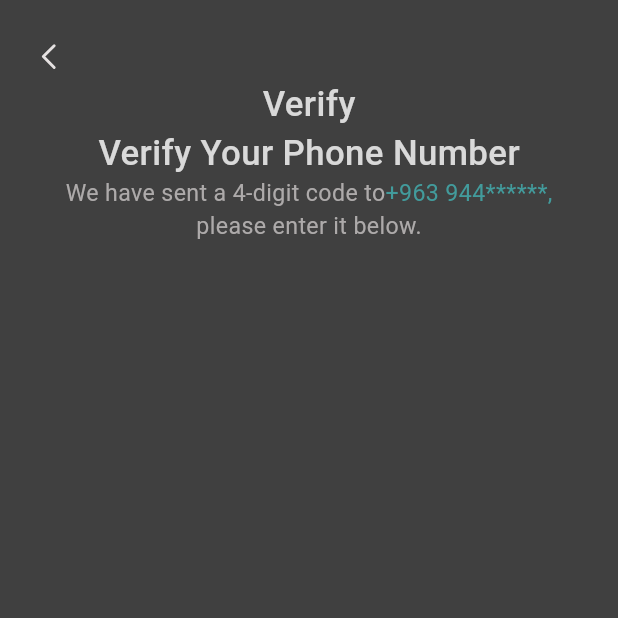
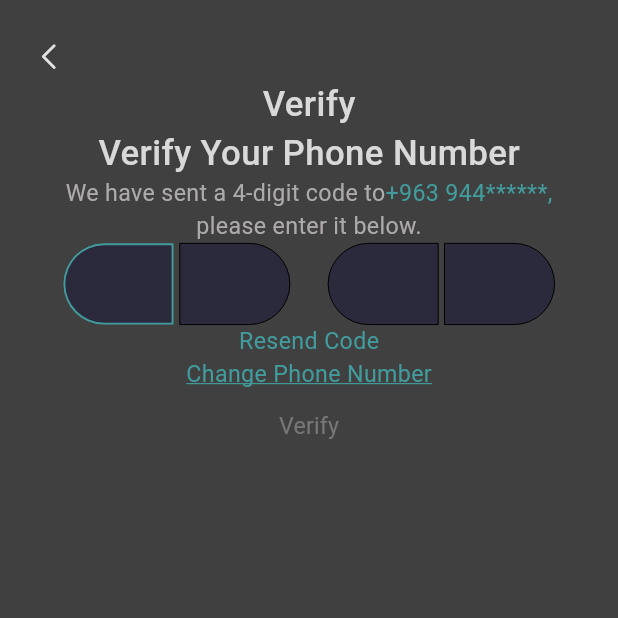
Before and after one commit to Ghaliahorani/zenpillApp, a Flutter app: the screen it shows after launch, on a phone screen of 412 x 824 dp, the top half of it. Run offline on Flutter 3.47's test engine with Material 3 defaults, Android fonts, the phone set to English and light mode, and no system bars; our stand-ins replace flutter_bloc, flutter_screenutil, flutter_svg.

Commit message:
verify done

```diff
--- a/lib/core/constants/app_strings.dart
+++ b/lib/core/constants/app_strings.dart
@@ -7,4 +7,6 @@ class AppStrings {
   static const String verifyYourPhoneNumber = 'Verify Your Phone Number';
   static const String weHaveSentCodeTo = 'We have sent a 4-digit code to';
   static const String pleaseEnterItBelow = 'please enter it below.';
+  static const String resendCode = 'Resend Code';
+  static const String changePhoneNumber = 'Change Phone Number';
 }
--- /dev/null
+++ b/lib/core/generic_widgets/login_signup_widgets/custom_inkwell.dart
@@ -0,0 +1,32 @@
+import 'package:flutter/material.dart';
+import 'package:zenpill_app/core/theme/app_colors.dart';
+import 'package:zenpill_app/core/theme/app_text_style.dart';
+
+class CustomInkwell extends StatelessWidget {
+  CustomInkwell({
+    required this.text,
+    required this.onTap,
+    this.isUnderLined = false,
+  });
+
+  final String text;
+  final Function onTap;
+  var isUnderLined;
+
+  @override
+  Widget build(BuildContext context) {
+    return InkWell(
+      onTap: () {
+        onTap();
+      },
+      child: Text(
+        text,
+        style: AppTextStyle.f16W400Primary.copyWith(
+          decoration:
+              isUnderLined ? TextDecoration.underline : TextDecoration.none,
+          decorationColor: isUnderLined ? AppColors.primaryColor : null,
+        ),
+      ),
+    );
+  }
+}
--- a/lib/core/generic_widgets/main_button.dart
+++ b/lib/core/generic_widgets/main_button.dart
@@ -7,21 +7,21 @@ class MainButton extends StatelessWidget {
   final Color fillColor;
   final String textButton;
   final TextStyle textStyleButton;
-  final Function onPressed;
+  final VoidCallback? onPressed;
+  final isEnabled;
 
-  MainButton({
-    this.fillColor = AppColors.primaryColor,
-    required this.textButton,
-    required this.textStyleButton,
-    required this.onPressed,
-  });
+  MainButton(
+      {this.fillColor = AppColors.primaryColor,
+      required this.textButton,
+      required this.textStyleButton,
+      required this.onPressed,
+      this.isEnabled = false});
 
   @override
   Widget build(BuildContext context) {
     return MaterialButton(
-      onPressed: () {
-        onPressed();
-      },
+      onPressed: isEnabled ? onPressed : null,
+      // تعطيل الزر إذا لم يكن مفعلاً
       color: fillColor,
       height: 48.h,
       minWidth: 328.w,
@@ -31,7 +31,12 @@ class MainButton extends StatelessWidget {
       elevation: 0,
       child: Text(
         textButton,
-        style: textStyleButton,
+        style: textStyleButton.copyWith(
+          color: isEnabled
+              ? textStyleButton.color
+              : textStyleButton.color
+                  ?.withOpacity(0.5), // تخفيف لون النص إذا كان معطلاً
+        ),
       ),
     );
   }
--- a/lib/core/theme/app_colors.dart
+++ b/lib/core/theme/app_colors.dart
@@ -1,9 +1,11 @@
 import 'package:flutter/material.dart';
-class AppColors{
+
+class AppColors {
   static const Color primaryColor = Color(0xFF429B9C);
   static const Color secondaryColor = Color(0xFF151515);
-  static const Color backgroundColor= Color(0xFF404040);
+  static const Color backgroundColor = Color(0xFF404040);
   static const Color cardBackgroundColor = Color(0xFFD9D9D9);
   static const Color funElementColor = Color(0xFFF9F9F9);
-  static const Color fontColor16=Color(0xFFADAAAA);
+  static const Color fontColor16 = Color(0xFFADAAAA);
+  static const Color cardBackground = Color(0xFF2A2A3C);
 }
--- a/lib/core/theme/app_text_style.dart
+++ b/lib/core/theme/app_text_style.dart
@@ -7,6 +7,10 @@ class AppTextStyle {
       fontWeight: FontWeight.w400,
       fontSize: 16.sp,
       color: AppColors.fontColor16);
+  static TextStyle f16W400Primary = TextStyle(
+      fontWeight: FontWeight.w400,
+      fontSize: 16.sp,
+      color: AppColors.primaryColor);
 
   static const TextStyle f24W700White = TextStyle(
       fontWeight: FontWeight.w700,
--- a/lib/features/login_signup/generic_widgets/half_capsule.dart
+++ b/lib/features/login_signup/generic_widgets/half_capsule.dart
@@ -0,0 +1,59 @@
+import 'package:flutter/material.dart';
+import 'package:flutter_screenutil/flutter_screenutil.dart';
+import 'package:zenpill_app/core/theme/app_colors.dart';
+import 'package:zenpill_app/core/theme/app_text_style.dart';
+
+class HalfCapsule extends StatelessWidget {
+  final bool isActive;
+  final bool isLeft;
+  final FocusNode focusNode;
+  final Function(String) onChanged;
+  final TextEditingController numOfCodde;
+
+  const HalfCapsule(
+      {Key? key,
+      required this.isActive,
+      this.isLeft = true,
+      required this.focusNode,
+      required this.onChanged,
+      required this.numOfCodde})
+      : super(key: key);
+
+  @override
+  Widget build(BuildContext context) {
+    return Container(
+      width: 70.w,
+      height: 56.h,
+      // margin:
+      //     isLeft ? EdgeInsets.only(left: 25.w) : EdgeInsets.only(right: 25.w),
+      // const EdgeInsets.symmetric(horizontal: 8)
+      decoration: BoxDecoration(
+        color: AppColors.cardBackground,
+        borderRadius: BorderRadius.only(
+          topLeft: Radius.circular(isLeft ? 30.r : 0),
+          bottomLeft: Radius.circular(isLeft ? 30.r : 0),
+          topRight: Radius.circular(isLeft ? 0 : 30.r),
+          bottomRight: Radius.circular(isLeft ? 0 : 30.r),
+        ),
+        border: isActive
+            ? Border.all(color: AppColors.primaryColor, width: 1.3.r)
+            : Border.all(width: 0),
+      ),
+      child: Center(
+        child: TextFormField(
+          controller: numOfCodde,
+          focusNode: focusNode,
+          maxLength: 1,
+          textAlign: TextAlign.center,
+          style: AppTextStyle.f24W500White,
+          decoration: const InputDecoration(
+            border: InputBorder.none,
+            counterText: "", // إخفاء عداد الحروف
+          ),
+          keyboardType: TextInputType.number,
+          onChanged: onChanged,
+        ),
+      ),
+    );
+  }
+}
--- /dev/null
+++ b/lib/features/login_signup/verify/cubit/capsule_cubit.dart
@@ -0,0 +1,26 @@
+import 'package:flutter/widgets.dart';
+import 'package:flutter_bloc/flutter_bloc.dart';
+import 'capsule_state.dart';
+
+class CapsuleCubit extends Cubit<CapsuleState> {
+  final List<TextEditingController> controllers =
+      List.generate(4, (_) => TextEditingController());
+  final List<FocusNode> focusNodes = List.generate(4, (_) => FocusNode());
+
+  CapsuleCubit() : super(CapsuleState(activeIndex: 0));
+
+  // تفعيل الكبسولة التالية
+  void activateNext(int currentIndex) {
+    if (currentIndex < controllers.length - 1) {
+      focusNodes[currentIndex + 1].requestFocus();
+    }
+    emit(CapsuleState(activeIndex: currentIndex + 1));
+  }
+
+  // التحقق إذا كانت كل الحقول ممتلئة
+  void checkFieldsFilled() {
+    final allFilled =
+        controllers.every((controller) => controller.text.isNotEmpty);
+    emit(state.copyWith(allFieldsFilled: allFilled));
+  }
+}
--- /dev/null
+++ b/lib/features/login_signup/verify/cubit/capsule_state.dart
@@ -0,0 +1,19 @@
+class CapsuleState {
+  final int activeIndex;
+  final bool allFieldsFilled;
+
+  CapsuleState({
+    required this.activeIndex,
+    this.allFieldsFilled = false,
+  });
+
+  CapsuleState copyWith({
+    int? activeIndex,
+    bool? allFieldsFilled,
+  }) {
+    return CapsuleState(
+      activeIndex: activeIndex ?? this.activeIndex,
+      allFieldsFilled: allFieldsFilled ?? this.allFieldsFilled,
+    );
+  }
+}
--- a/lib/features/login_signup/verify/verify_screen.dart
+++ b/lib/features/login_signup/verify/verify_screen.dart
@@ -1,12 +1,22 @@
 import 'package:flutter/material.dart';
+import 'package:flutter_bloc/flutter_bloc.dart';
 import 'package:flutter_screenutil/flutter_screenutil.dart';
 import 'package:zenpill_app/core/constants/app_strings.dart';
 import 'package:zenpill_app/core/generic_widgets/arrow_back_widget.dart';
+import 'package:zenpill_app/core/generic_widgets/login_signup_widgets/custom_inkwell.dart';
+import 'package:zenpill_app/core/generic_widgets/main_button.dart';
 import 'package:zenpill_app/core/theme/app_colors.dart';
 import 'package:zenpill_app/core/theme/app_text_style.dart';
+import 'package:zenpill_app/features/login_signup/generic_widgets/half_capsule.dart';
+import 'package:zenpill_app/features/login_signup/pages/login_screen.dart';
+import 'package:zenpill_app/features/login_signup/verify/cubit/button_cubit.dart';
+import 'package:zenpill_app/features/login_signup/verify/cubit/capsule_state.dart';
+import 'package:zenpill_app/features/login_signup/verify/cubit/capsule_cubit.dart';
 
 class VerifyScreen extends StatelessWidget {
-  const VerifyScreen({super.key});
+  VerifyScreen({super.key});
+
+  int indexLastCapsule = 0;
 
   @override
   Widget build(BuildContext context) {
@@ -32,7 +42,6 @@ class VerifyScreen extends StatelessWidget {
               style: AppTextStyle.f24W500White,
             ),
             Column(
-              mainAxisAlignment: MainAxisAlignment.spaceBetween,
               children: [
                 Text(
                   AppStrings.verifyYourPhoneNumber,
@@ -63,6 +72,97 @@ class VerifyScreen extends StatelessWidget {
                 ),
               ],
             ),
+            BlocBuilder<CapsuleCubit, CapsuleState>(
+              builder: (context, state) {
+                final cubit = context.read<CapsuleCubit>();
+                return Row(
+                    mainAxisAlignment: MainAxisAlignment.spaceEvenly,
+                    children: [
+                      Row(
+                        spacing: 4.w,
+                        children: [
+                          HalfCapsule(
+                            isActive: state.activeIndex >= 0,
+                            numOfCodde: cubit.controllers[0],
+                            focusNode: cubit.focusNodes[0],
+                            onChanged: (value) {
+                              if (value.isNotEmpty) {
+                                cubit.activateNext(0);
+                              }
+                              cubit.checkFieldsFilled();
+                            },
+                          ),
+                          HalfCapsule(
+                            isActive: state.activeIndex >= 1,
+                            isLeft: false,
+                            numOfCodde: cubit.controllers[1],
+                            focusNode: cubit.focusNodes[1],
+                            onChanged: (value) {
+                              if (value.isNotEmpty) {
+                                cubit.activateNext(1);
+                              }
+                              cubit.checkFieldsFilled();
+                            },
+                          ),
+                        ],
+                      ),
+                      Row(
+                        spacing: 4.w,
+                        children: [
+                          HalfCapsule(
+                            isActive: state.activeIndex >= 2,
+                            numOfCodde: cubit.controllers[2],
+                            focusNode: cubit.focusNodes[2],
+                            onChanged: (value) {
+                              if (value.isNotEmpty) {
+                                cubit.activateNext(2);
+                              }
+                              cubit.checkFieldsFilled();
+                            },
+                          ),
+                          HalfCapsule(
+                            isActive: state.activeIndex >= 3,
+                            isLeft: false,
+                            numOfCodde: cubit.controllers[3],
+                            focusNode: cubit.focusNodes[3],
+                            onChanged: (value) {
+                              if (value.isNotEmpty) {
+                                cubit.activateNext(3);
+                              }
+                              cubit.checkFieldsFilled();
+                            },
+                          ),
+                        ],
+                      ),
+                    ]);
+              },
+            ),
+            CustomInkwell(
+              text: AppStrings.resendCode,
+              onTap: () {},
+            ),
+            CustomInkwell(
+              text: AppStrings.changePhoneNumber,
+              onTap: () {},
+              isUnderLined: true,
+            ),
+            BlocBuilder<CapsuleCubit, CapsuleState>(
+              builder: (context, state) {
+                return MainButton(
+                  textStyleButton: AppTextStyle.f16W400Black,
+                  fillColor: state.allFieldsFilled
+                      ? AppColors.primaryColor
+                      : AppColors.secondaryColor,
+                  textButton: AppStrings.verify,
+                  onPressed: state.allFieldsFilled
+                      ? () {
+                          // تنفيذ الإجراء (إظهار التحميل والانتقال)
+                        }
+                      : null,
+                  isEnabled: state.allFieldsFilled,
+                );
+              },
+            ),
           ],
         ),
       ),
--- a/lib/main.dart
+++ b/lib/main.dart
@@ -6,6 +6,8 @@ import 'package:zenpill_app/features/login_signup/pages/sign_up_screen.dart';
 import 'package:zenpill_app/features/login_signup/verify/verify_screen.dart';
 
 import 'core/generic_widgets/custom_text_form_field/bloc/text_form_field_cubit.dart';
+import 'features/login_signup/verify/cubit/button_cubit.dart';
+import 'features/login_signup/verify/cubit/capsule_cubit.dart';
 
 void main() {
   runApp(const MyApp());
@@ -23,7 +25,7 @@ class MyApp extends StatelessWidget {
         child: MultiBlocProvider(
           providers: [
             BlocProvider(create: (BuildContext context) {
-              return TextFormFieldCubit();
+              return CapsuleCubit();
             }),
           ],
           child: SafeArea(
```
Also changed, not shown: lib/features/login_signup/verify/cubit/button_cubit.dart (added, +18 -0 lines).
